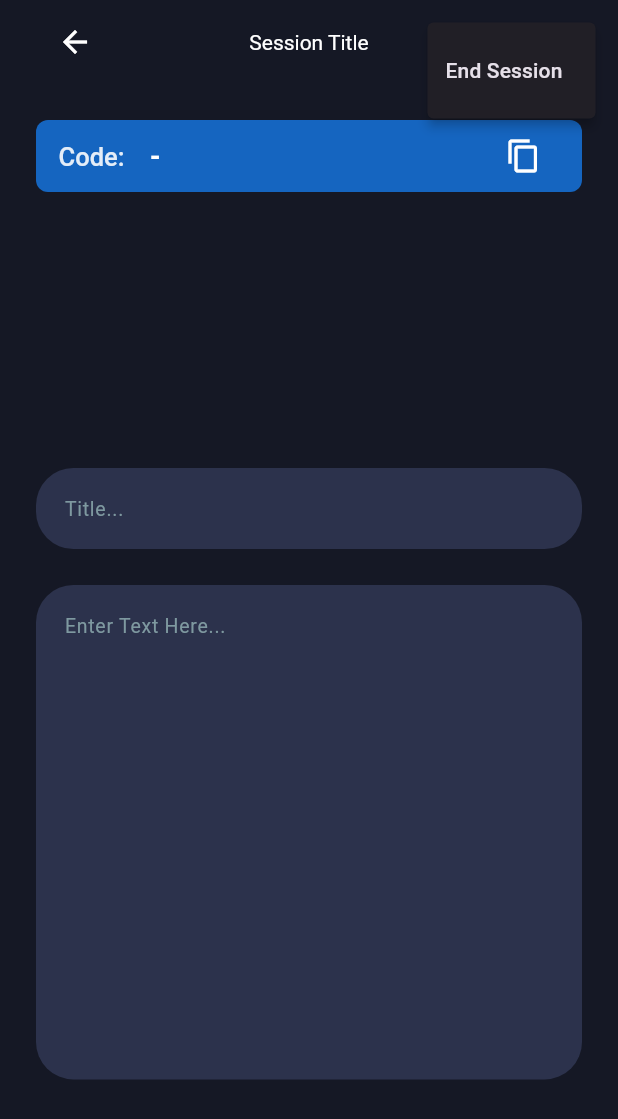
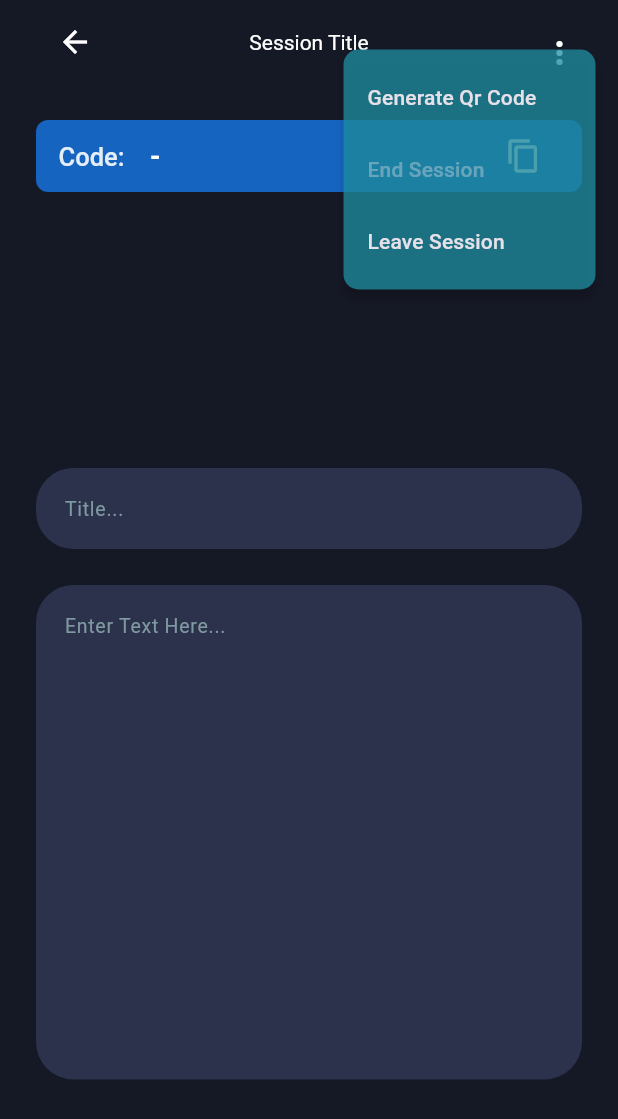
Before and after one commit to MohammedBazhair/link_note, a Flutter app: the SessionScreen screen opened directly, after a tap on the "more vert" icon, on a phone screen of 412 x 824 dp. Shown: the top 1119 px of the screen. Run offline on Flutter 3.47's test engine with Material 3 defaults, Android fonts, the phone set to English and light mode, and no system bars; drawn by our look-alikes of skeletonizer; our stand-ins replace cached_network_image, flutter_riverpod, get_it, google_sign_in, image_picker, internet_connection_checker_plus and 4 more; missing offline and left inert: mobile_scanner, scanner_overlay; accounts and stored records are empty.

Commit message:
feat: Enhance note and session management with new UI elements, improved state handling, and added QR code functionalities

```diff
--- a/lib/core/theme/dark_theme.dart
+++ b/lib/core/theme/dark_theme.dart
@@ -113,4 +113,12 @@ ThemeData darkTheme() => ThemeData(
     barrierColor: Color(0x66292727),
   ),
   dividerTheme: const DividerThemeData(color: DarkColors.icon, thickness: 0.2),
+  popupMenuTheme: PopupMenuThemeData(
+    position: PopupMenuPosition.under,
+    color: const Color(0xBD1F91A5),
+    elevation: 3,
+    shadowColor: const Color(0xB8010101),
+    menuPadding: const EdgeInsets.symmetric(horizontal: 4, vertical: 8),
+    shape: RoundedRectangleBorder(borderRadius: BorderRadius.circular(10)),
+  ),
 );
--- a/lib/features/auth/listeners.dart
+++ b/lib/features/auth/listeners.dart
@@ -26,5 +26,6 @@ Future<void> authListener({
 
     case AuthFailedState(:final message):
       context.showSnakbar(message);
+      ref.read(loadingProvider.notifier).state = false;
   }
 }
--- a/lib/features/note/domain/entities/note.dart
+++ b/lib/features/note/domain/entities/note.dart
@@ -14,8 +14,8 @@ class Note {
 
   factory Note.fromMap(Map<String, dynamic> map) {
     return Note(
-      id: map['id'] as String,
-      uuid: map['owner_id'] as String,
+      id: map['id'] as String?,
+      uuid: map['owner_id'] as String?,
       title: map['title'] as String,
       content: map['content'] as String,
     );
--- /dev/null
+++ b/lib/features/note/domain/entities/note_popup_action.dart
@@ -0,0 +1 @@
+enum NotePopupAction  { qrGenerator, qrScanner}
--- a/lib/features/note/presentation/widgets/title_form_field.dart
+++ b/lib/features/note/presentation/widgets/title_form_field.dart
@@ -1,7 +1,12 @@
 import 'package:flutter/material.dart';
 
 class TitleFormField extends StatelessWidget {
-  const TitleFormField({super.key, required this.controller, this.onChanged,this.readOnly =false});
+  const TitleFormField({
+    super.key,
+    required this.controller,
+    this.onChanged,
+    this.readOnly = false,
+  });
   final TextEditingController controller;
   final ValueChanged<String>? onChanged;
   final bool readOnly;
@@ -10,7 +15,7 @@ class TitleFormField extends StatelessWidget {
   Widget build(BuildContext context) {
     return TextFormField(
       controller: controller,
-      readOnly:readOnly ,
+      readOnly: readOnly,
       maxLines: 2,
       minLines: 1,
       style: TextStyle(color: Colors.white.withAlpha(200)),
--- a/lib/features/session/domain/entities/session_member.dart
+++ b/lib/features/session/domain/entities/session_member.dart
@@ -16,12 +16,18 @@ class SessionMember {
   }
 
   factory SessionMember.empty() {
-    return SessionMember(sessionId:'', memberId:'', role:SessionMemberRole.member);
+    return SessionMember(
+      sessionId: '',
+      memberId: '',
+      role: SessionMemberRole.member,
+    );
   }
 
   final String sessionId;
   final String memberId;
   final SessionMemberRole role;
+
+  bool get isHost => role == SessionMemberRole.host;
 
   Map<String, dynamic> toMap() {
     return <String, dynamic>{
--- /dev/null
+++ b/lib/features/session/domain/entities/session_menu_action.dart
@@ -0,0 +1 @@
+enum SessionMenuAction { end, leave, qrGenearator }
--- a/lib/features/session/helpers.dart
+++ b/lib/features/session/helpers.dart
@@ -13,6 +13,12 @@ void handleSessionStates(BuildContext context, SessionState state) {
       context.showSnakbar('Joined session successfully');
     case EndedSessionState():
       context.showSnakbar('Ended session successfully');
+      context.pop();
+    case MemberLeavedSessionState():
+      context.showSnakbar('Member leaved session.');
+      context.pop();
+
+
     case ErrorSessionState(:final message):
       context.showSnakbar(message);
     case AddMemberState():
--- a/lib/features/session/presentation/controllers/session_state.dart
+++ b/lib/features/session/presentation/controllers/session_state.dart
@@ -28,6 +28,10 @@ class EndedSessionState extends SessionState {
  const EndedSessionState() : super();
 }
 
+class MemberLeavedSessionState extends SessionState {
+ const MemberLeavedSessionState() : super();
+}
+
 class ErrorSessionState extends SessionState {
   ErrorSessionState({required this.message}) : super();
 
--- a/lib/features/session/presentation/screens/session_screen.dart
+++ b/lib/features/session/presentation/screens/session_screen.dart
@@ -2,6 +2,7 @@ import 'dart:async';
 
 import 'package:flutter/material.dart';
 import 'package:flutter_riverpod/flutter_riverpod.dart';
+import 'package:flutter_riverpod/legacy.dart';
 import '../../../note/domain/entities/note.dart';
 import '../../../note/presentation/controllers/note_controller.dart';
 import '../../../note/presentation/widgets/content_form_field.dart';
@@ -12,7 +13,7 @@ import '../widgets/session_code_card.dart';
 import '../widgets/session_members_list.dart';
 import '../widgets/session_popup_menu.dart';
 
-enum SessionPopupOption { end }
+final noteSessionProvider = StateProvider<Note?>((ref) => null);
 
 class SessionScreen extends ConsumerStatefulWidget {
   const SessionScreen({super.key});
@@ -25,7 +26,6 @@ class _SessionScreenState extends ConsumerState<SessionScreen> {
   late final StreamSubscription _noteSubscription;
   final _noteTitleController = TextEditingController();
   final _noteContentController = TextEditingController();
-  Note? _note;
 
   @override
   void initState() {
@@ -36,7 +36,7 @@ class _SessionScreenState extends ConsumerState<SessionScreen> {
         .read(noteControllerProvider.notifier)
         .fetchSingleNoteStream(noteId)
         .listen((note) {
-          _note = note;
+          ref.read(noteSessionProvider.notifier).state = note;
           _noteTitleController.text = note?.title ?? _noteTitleController.text;
           _noteContentController.text =
               note?.content ?? _noteContentController.text;
@@ -50,6 +50,8 @@ class _SessionScreenState extends ConsumerState<SessionScreen> {
     _noteContentController.dispose();
     super.dispose();
   }
+
+  Note? get currentNote => ref.read(noteSessionProvider);
 
   NoteController get noteController =>
       ref.read(noteControllerProvider.notifier);
@@ -91,9 +93,9 @@ class _SessionScreenState extends ConsumerState<SessionScreen> {
                       controller: _noteTitleController,
                       readOnly: canEdit,
                       onChanged: (title) {
-                        if (_note == null) return;
+                        if (currentNote == null) return;
                         noteController.updateNote(
-                          _note!.copyWith(title: title),
+                          currentNote!.copyWith(title: title),
                         );
                       },
                     ),
@@ -109,9 +111,9 @@ class _SessionScreenState extends ConsumerState<SessionScreen> {
                         controller: _noteContentController,
                         readOnly: canEdit,
                         onChanged: (content) {
-                          if (_note == null) return;
+                          if (currentNote == null) return;
                           noteController.updateNote(
-                            _note!.copyWith(content: content),
+                            currentNote!.copyWith(content: content),
                           );
                         },
                       ),
--- a/lib/features/session/presentation/widgets/session_popup_menu.dart
+++ b/lib/features/session/presentation/widgets/session_popup_menu.dart
@@ -1,32 +1,52 @@
 import 'package:flutter/material.dart';
 import 'package:flutter_riverpod/flutter_riverpod.dart';
 import '../../../../core/extensions/extensions.dart';
-import '../../../note/presentation/screens/notes_list_screen.dart';
+import '../../../qr_code/presentation/screens/generate_qr_code_screen.dart';
+import '../../domain/entities/session_menu_action.dart';
 import '../controllers/session_controller.dart';
-
-enum SessionPopupOption { end }
+import '../screens/session_screen.dart';
 
 class SessionPopupMenu extends ConsumerWidget {
   const SessionPopupMenu({super.key});
 
   @override
   Widget build(BuildContext context, WidgetRef ref) {
-    return PopupMenuButton<SessionPopupOption>(
-      onSelected: (option) async {
-        final controller = ref.read(sessionControllerProvider.notifier);
-        switch (option) {
-          case SessionPopupOption.end:
+    final controller = ref.read(sessionControllerProvider.notifier);
+
+    final isHost = ref.watch(
+      sessionControllerProvider.select((s) => s.currentMember?.isHost ?? false),
+    );
+
+    return PopupMenuButton<SessionMenuAction>(
+      icon: const Icon(Icons.more_vert),
+      onSelected: (action) async {
+        switch (action) {
+          case SessionMenuAction.end:
             await controller.endSession();
-            context.pop(const NotesListScreen());
+
+          case SessionMenuAction.leave:
+            await controller.leaveSession();
+
+          case SessionMenuAction.qrGenearator:
+            final note = ref.read(noteSessionProvider);
+            await context.pushTo(GenerateQrCodeScreen(data:note?.toJson()??''));
         }
       },
-      itemBuilder: (_) => const [
+      itemBuilder: (_) => [
+        const PopupMenuItem(
+          value: SessionMenuAction.qrGenearator,
+          child: Text('Generate Qr Code'),
+        ),
         PopupMenuItem(
-          value: SessionPopupOption.end,
-          child: Text('End Session'),
+          value: SessionMenuAction.end,
+          enabled: isHost,
+          child: const Text('End Session'),
+        ),
+        const PopupMenuItem(
+          value: SessionMenuAction.leave,
+          child: Text('Leave Session'),
         ),
       ],
-      icon: const Icon(Icons.more_vert),
     );
   }
 }
--- a/lib/features/user/data/repositories/user_repository_impl.dart
+++ b/lib/features/user/data/repositories/user_repository_impl.dart
@@ -1,5 +1,6 @@
 import 'dart:io';
 
+import 'package:flutter/foundation.dart';
 import 'package:path/path.dart' as p;
 import 'package:supabase_flutter/supabase_flutter.dart';
 
@@ -77,8 +78,9 @@ class UserRepositoryImpl implements UserRepository {
       await file.rename(newFilePath);
       return await _remoteDataSource.uploadAvatarImage(profile, newFilePath);
     } catch (e, stack) {
-      print(e);
-      print(stack);
+      debugPrint(e.toString());
+      debugPrint(stack.toString());
+
       throw Exception('Failed to upload avatar');
     }
   }
--- a/lib/features/user/presentation/controllers/user_controller.dart
+++ b/lib/features/user/presentation/controllers/user_controller.dart
@@ -1,3 +1,4 @@
+import 'package:flutter/foundation.dart';
 import 'package:flutter_riverpod/legacy.dart';
 import 'package:get_it/get_it.dart';
 import 'package:permission_handler/permission_handler.dart';
@@ -91,8 +92,8 @@ class UserController extends StateNotifier<UserState> {
 
       state = UserUpdateProfileState(newProfile);
     } catch (e, stack) {
-      print(e);
-      print(stack);
+      debugPrint(e.toString());
+      debugPrint(stack.toString());
       state = UserErrorState(state.profile, "Can't upload avatar");
     }
   }
```
Also changed, not shown: lib/features/note/presentation/controllers/note_form_state.dart (added, +28 -0 lines), lib/features/note/presentation/screens/note_editor_screen.dart (+9 -80 lines), lib/features/note/presentation/widgets/editor_form.dart (+61 -40 lines), lib/features/qr_code/presentation/screens/generate_qr_code_screen.dart (+2 -6 lines), lib/features/session/presentation/controllers/session_controller.dart (+30 -2 lines).
